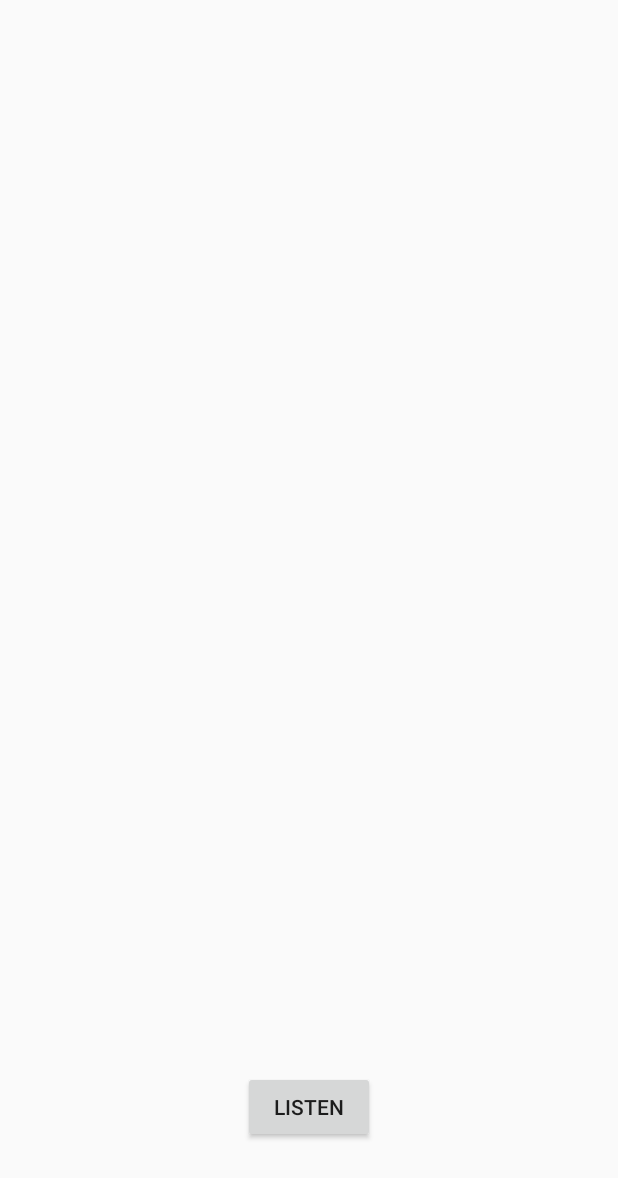
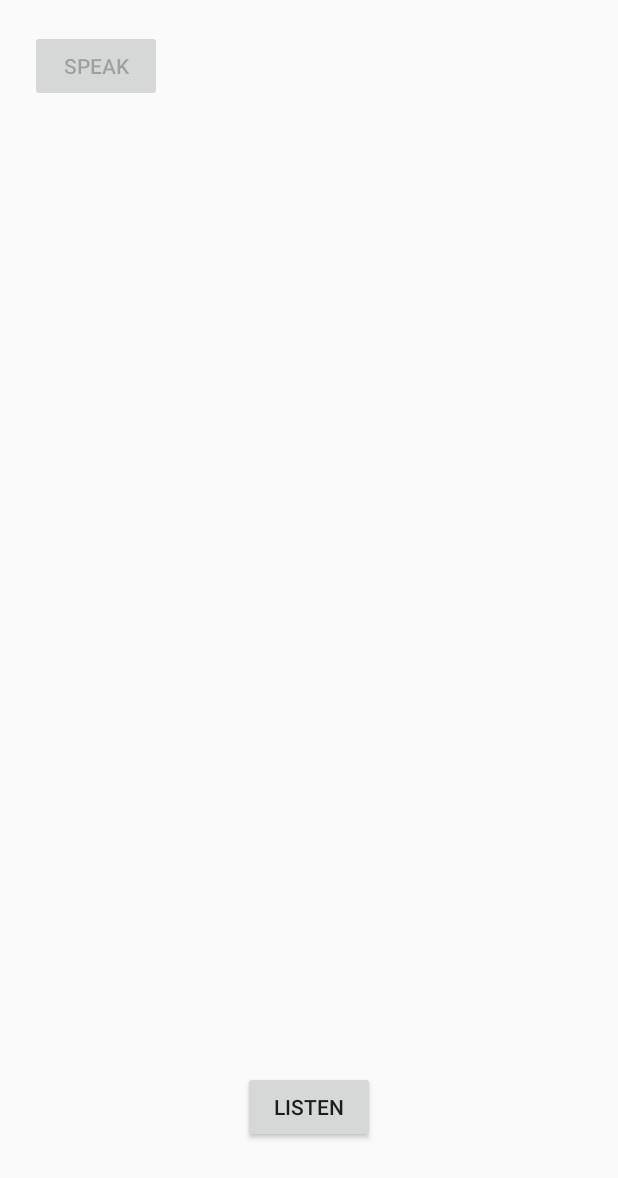
Before and after one commit to HarisSpahija/AIssistant, an Android app: the screen it shows after launch (MainActivity), on a phone screen of 412 x 824 dp. Shown: the top 1178 px of the screen. Run offline under Robolectric (Android 15) with nearby library versions, the light colour scheme and no system bars; libraries missing offline, so code that uses them is left out: ai.api, ai.api.android, ai.api.model; 3 statements that could not run were skipped.

Commit message:
TTS
TTS engine implemented with button to activate

```diff
--- a/app/src/main/res/layout/activity_main.xml
+++ b/app/src/main/res/layout/activity_main.xml
@@ -59,4 +59,20 @@
         app:layout_constraintTop_toBottomOf="@+id/textClient"
         app:layout_constraintVertical_bias="0.083" />
 
+    <TextView
+        android:id="@+id/textView"
+        android:layout_width="wrap_content"
+        android:layout_height="wrap_content"
+        tools:layout_editor_absoluteX="932dp"
+        tools:layout_editor_absoluteY="0dp" />
+
+    <Button
+        android:id="@+id/button_speak"
+        android:layout_width="wrap_content"
+        android:layout_height="wrap_content"
+        android:enabled="false"
+        android:text="Speak"
+        tools:layout_editor_absoluteX="129dp"
+        tools:layout_editor_absoluteY="395dp" />
+
 </android.support.constraint.ConstraintLayout>
```
Also changed, not shown: app/src/main/java/nl/spahija/dialogflow/MainActivity.java (+49 -6 lines), 1 other file.
